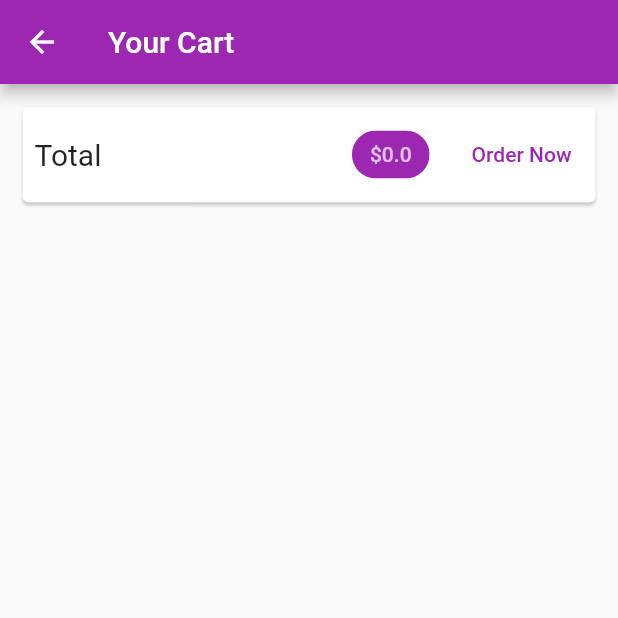
After one commit to aryankush25/shop_app, a Flutter app: the CartScreen screen opened by its route, on a phone screen of 412 x 824 dp, the top half of it. The commit adds this screen. Run offline on Flutter 3.47's test engine with Material 2 defaults, Android fonts, the phone set to English and light mode, and no system bars; network calls fail.

Commit message:
Cart added

```diff
--- a/lib/main.dart
+++ b/lib/main.dart
@@ -3,6 +3,7 @@ import 'package:provider/provider.dart';
 
 import './screens/product_detail_screen.dart';
 import './screens/products_overview_screen.dart';
+import './screens/cart_screen.dart';
 import './providers/products.dart';
 import './providers/cart.dart';
 
@@ -29,6 +30,7 @@ class MyApp extends StatelessWidget {
         home: ProductOverviewScreen(),
         routes: {
           ProductDetailScreen.routeName: (ctx) => ProductDetailScreen(),
+          CartScreen.routeName: (ctx) => CartScreen(),
         },
       ),
     );
--- a/lib/providers/cart.dart
+++ b/lib/providers/cart.dart
@@ -23,6 +23,15 @@ class Cart with ChangeNotifier {
 
   int get itemCount {
     return _items.length;
+  }
+
+  double get totalAmount {
+    double total = 0.0;
+    _items.forEach((key, value) {
+      total = total + value.price * value.quantity;
+    });
+
+    return total;
   }
 
   void addItem(
--- /dev/null
+++ b/lib/screens/cart_screen.dart
@@ -0,0 +1,74 @@
+import 'package:flutter/material.dart';
+import 'package:provider/provider.dart';
+
+import '../providers/cart.dart' show Cart;
+import '../widgets/cart_item.dart' as ci;
+
+class CartScreen extends StatelessWidget {
+  static const routeName = '/cart';
+
+  @override
+  Widget build(BuildContext context) {
+    final cart = Provider.of<Cart>(
+      context,
+    );
+
+    return Scaffold(
+      appBar: AppBar(
+        title: Text('Your Cart'),
+      ),
+      body: Column(
+        children: [
+          Card(
+            margin: EdgeInsets.all(15),
+            child: Padding(
+              padding: EdgeInsets.all(8),
+              child: Row(
+                mainAxisAlignment: MainAxisAlignment.spaceBetween,
+                children: [
+                  Text(
+                    'Total',
+                    style: TextStyle(
+                      fontSize: 20,
+                    ),
+                  ),
+                  Spacer(),
+                  Chip(
+                    label: Text(
+                      '\$${cart.totalAmount}',
+                      style: TextStyle(
+                        color: Theme.of(context).primaryTextTheme.caption.color,
+                      ),
+                    ),
+                    backgroundColor: Theme.of(context).primaryColor,
+                  ),
+                  SizedBox(
+                    width: 20,
+                  ),
+                  TextButton(
+                    onPressed: () {},
+                    child: Text('Order Now'),
+                  ),
+                ],
+              ),
+            ),
+          ),
+          SizedBox(
+            height: 20,
+          ),
+          Expanded(
+            child: ListView.builder(
+              itemBuilder: (ctx, index) => ci.CartItem(
+                id: cart.items.values.toList()[index].id,
+                title: cart.items.values.toList()[index].title,
+                quantity: cart.items.values.toList()[index].quantity,
+                price: cart.items.values.toList()[index].price,
+              ),
+              itemCount: cart.itemCount,
+            ),
+          )
+        ],
+      ),
+    );
+  }
+}
--- a/lib/screens/products_overview_screen.dart
+++ b/lib/screens/products_overview_screen.dart
@@ -4,6 +4,7 @@ import 'package:provider/provider.dart';
 import '../widgets/products_grid.dart';
 import '../widgets/badge.dart';
 import '../providers/cart.dart';
+import '../screens/cart_screen.dart';
 
 enum FilterOptions {
   Favourites,
@@ -57,7 +58,9 @@ class _ProductOverviewScreenState extends State<ProductOverviewScreen> {
               icon: Icon(
                 Icons.shopping_cart,
               ),
-              onPressed: () {},
+              onPressed: () {
+                Navigator.of(context).pushNamed(CartScreen.routeName);
+              },
             ),
           )
         ],
```
Also changed, not shown: lib/widgets/cart_item.dart (added, +43 -0 lines).
